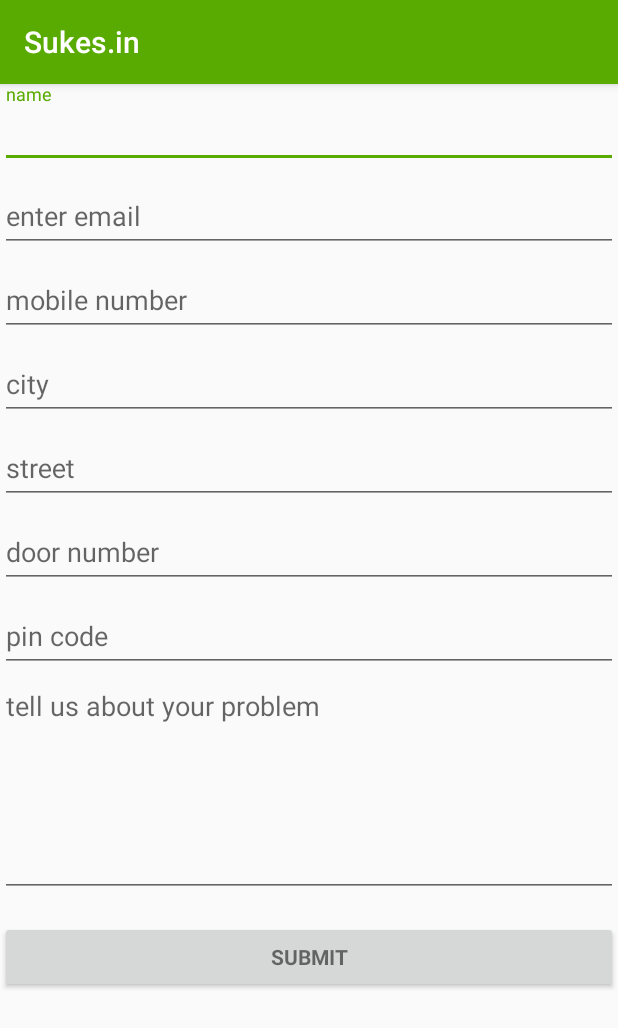
After one commit to dharaniab98/sukes, an Android app: the Complaint_Activity screen opened directly, with no data from a screen before it, on a phone screen of 412 x 824 dp. The commit adds this screen. Shown: the top 1028 px of the screen. Run offline under Robolectric (Android 15) with nearby library versions, the phone set to English and light mode, and no system bars.

Commit message:
complaintpage,navigation

```diff
--- /dev/null
+++ b/app/src/main/java/com/example/dharani/navigation/Complaint_Activity.java
@@ -0,0 +1,13 @@
+package com.example.dharani.navigation;
+
+import android.support.v7.app.AppCompatActivity;
+import android.os.Bundle;
+
+public class Complaint_Activity extends AppCompatActivity {
+
+    @Override
+    protected void onCreate(Bundle savedInstanceState) {
+        super.onCreate(savedInstanceState);
+        setContentView(R.layout.activity_complaint);
+    }
+}
--- a/app/src/main/java/com/example/dharani/navigation/Login_Activity.java
+++ b/app/src/main/java/com/example/dharani/navigation/Login_Activity.java
@@ -127,6 +127,7 @@ public class Login_Activity extends Activity {
         SaveSharedPreference obj = new SaveSharedPreference();
         obj.setEmail(this,email);
         obj.setPassword(this,password);
+        this.finish();
 
         Intent home = new Intent(this,MainActivity.class);
         startActivity(home);
--- /dev/null
+++ b/app/src/main/res/layout/activity_complaint.xml
@@ -0,0 +1,144 @@
+<?xml version="1.0" encoding="utf-8"?>
+<LinearLayout xmlns:android="http://schemas.android.com/apk/res/android"
+    xmlns:app="http://schemas.android.com/apk/res-auto"
+    xmlns:tools="http://schemas.android.com/tools"
+    android:layout_width="match_parent"
+    android:layout_height="match_parent"
+    tools:context="com.example.dharani.navigation.Complaint_Activity">
+
+    <ScrollView
+        android:id="@+id/login_form"
+        android:layout_width="match_parent"
+        android:layout_height="match_parent">
+        <LinearLayout
+            android:id="@+id/email_login_form"
+            android:layout_width="match_parent"
+            android:layout_height="wrap_content"
+            android:orientation="vertical">
+
+            <android.support.design.widget.TextInputLayout
+                android:layout_width="match_parent"
+                android:layout_height="wrap_content">
+
+                <AutoCompleteTextView
+                    android:id="@+id/name"
+                    android:layout_width="match_parent"
+                    android:layout_height="wrap_content"
+                    android:hint="name"
+                    android:inputType="text"
+                    android:maxLines="1"
+                    android:singleLine="true" />
+
+            </android.support.design.widget.TextInputLayout>
+
+            <android.support.design.widget.TextInputLayout
+                android:layout_width="match_parent"
+                android:layout_height="wrap_content">
+
+                <AutoCompleteTextView
+                    android:id="@+id/email"
+                    android:layout_width="match_parent"
+                    android:layout_height="wrap_content"
+                    android:hint="enter email"
+                    android:inputType="textEmailAddress"
+                    android:maxLines="1"
+                    android:singleLine="true" />
+
+            </android.support.design.widget.TextInputLayout>
+
+            <android.support.design.widget.TextInputLayout
+                android:layout_width="match_parent"
+                android:layout_height="wrap_content">
+
+                <AutoCompleteTextView
+                    android:id="@+id/mob_num"
+                    android:layout_width="match_parent"
+                    android:layout_height="wrap_content"
+                    android:hint="mobile number"
+                    android:inputType="phone"
+                    android:maxLines="1"
+                    android:singleLine="true" />
+
+            </android.support.design.widget.TextInputLayout>
+
+
+            <android.support.design.widget.TextInputLayout
+                android:layout_width="match_parent"
+                android:layout_height="wrap_content">
+
+                <AutoCompleteTextView
+                    android:id="@+id/city"
+                    android:layout_width="match_parent"
+                    android:layout_height="wrap_content"
+                    android:hint="city"
+                    android:inputType="text"
+                    android:maxLines="1"
+                    android:singleLine="true" />
+
+            </android.support.design.widget.TextInputLayout>
+
+            <android.support.design.widget.TextInputLayout
+                android:layout_width="match_parent"
+                android:layout_height="wrap_content">
+
+                <AutoCompleteTextView
+                    android:id="@+id/street"
+                    android:layout_width="match_parent"
+                    android:layout_height="wrap_content"
+                    android:hint="street"
+                    android:inputType="text"
+                    android:maxLines="1"
+                    android:singleLine="true" />
+
+            </android.support.design.widget.TextInputLayout>
+            <android.support.design.widget.TextInputLayout
+                android:layout_width="match_parent"
+                android:layout_height="wrap_content">
+
+                <AutoCompleteTextView
+                    android:id="@+id/d_no"
+                    android:layout_width="match_parent"
+                    android:layout_height="wrap_content"
+                    android:hint="door number"
+                    android:inputType="number"
+                    android:digits="0123456789-/\*"
+                    android:maxLines="1"
+                    android:singleLine="true" />
+
+            </android.support.design.widget.TextInputLayout>
+
+
+            <android.support.design.widget.TextInputLayout
+                android:layout_width="match_parent"
+                android:layout_height="wrap_content">
+
+                <AutoCompleteTextView
+                    android:id="@+id/pin"
+                    android:layout_width="match_parent"
+                    android:layout_height="wrap_content"
+                    android:hint="pin code"
+                    android:inputType="number"
+                    android:maxLines="1"
+                    android:singleLine="true" />
+
+            </android.support.design.widget.TextInputLayout>
+
+            <EditText
+                android:id="@+id/feedback"
+                android:layout_width="match_parent"
+                android:layout_height="150dp"
+                android:gravity="top"
+                android:hint="tell us about your problem"
+                android:inputType="text|textMultiLine" />
+            <Button
+                android:id="@+id/submit"
+                style="?android:textAppearanceSmall"
+                android:layout_width="match_parent"
+                android:layout_height="wrap_content"
+                android:layout_marginTop="16dp"
+                android:text="submit"
+                android:textStyle="bold" />
+
+        </LinearLayout>
+    </ScrollView>
+</LinearLayout>
```
Also changed, not shown: app/src/main/AndroidManifest.xml (+5 -7 lines), app/src/main/java/com/example/dharani/navigation/MainActivity.java (+63 -0 lines), app/src/main/res/layout/content_main.xml (+27 -7 lines), app/src/main/res/values/styles.xml (+8 -0 lines), app/src/main/res/mipmap-hdpi/suke_image.png (added), app/src/main/res/raw/ic_launcher_electricals.png (added), app/src/main/res/raw/ic_launcher_kitchen.png (added), app/src/main/res/raw/ic_launcher_plumber.png (added), app/src/main/res/raw/ic_launcher_sanitation.png (added), app/src/main/res/raw/kit_img.png (added).
